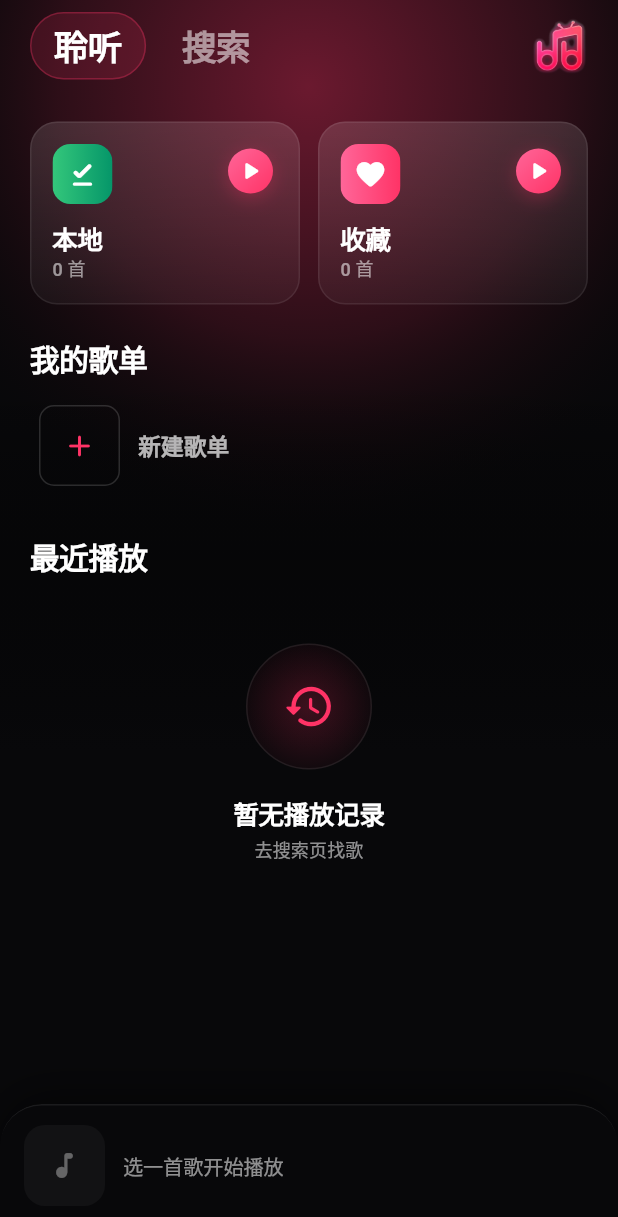
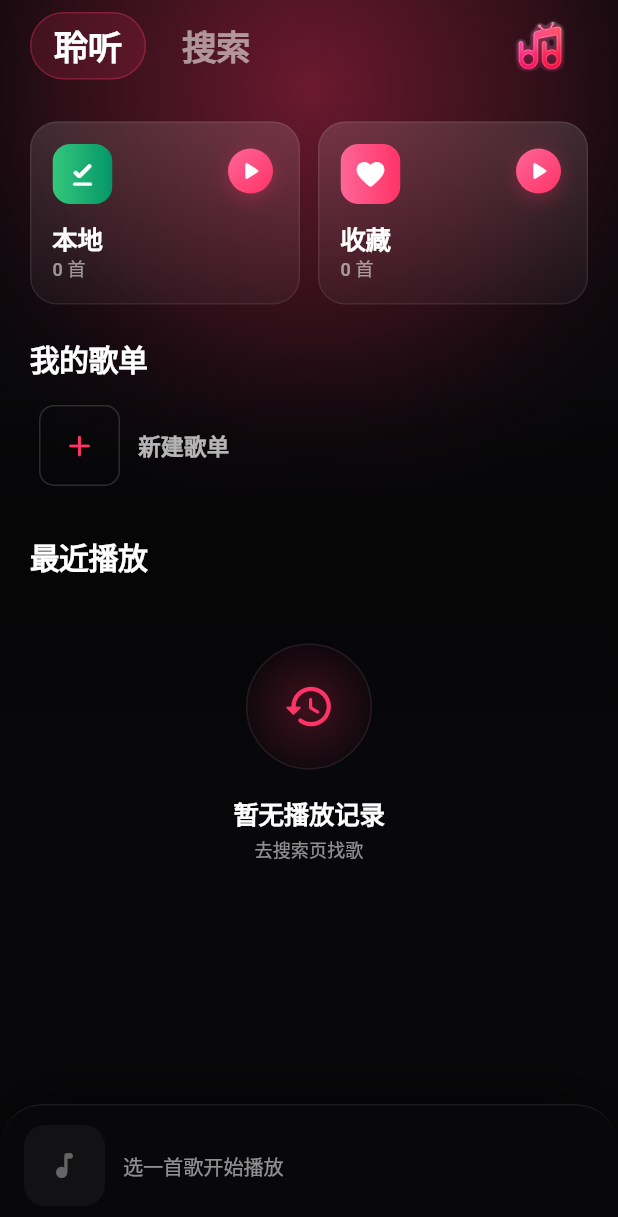
Before and after one commit to Aeacu2/BiliBeat, a Flutter app: the screen it shows after launch, on a phone screen of 412 x 824 dp. Shown: the top 1217 px of the screen. Run offline on Flutter 3.47's test engine with Material 3 defaults, Android fonts, the phone set to English and light mode, and no system bars; our stand-ins replace audio_service, image_picker, just_audio.

Commit message:
feat: release 3.5.1 - shift home screen logo left to align with favorites play button
Co-Authored-By: Antigravity <antigravity@google.com>

```diff
--- a/lib/main.dart
+++ b/lib/main.dart
@@ -454,8 +454,8 @@ class _MainLayoutState extends State<MainLayout> {
                         // mark closes it off and gives the header a shape,
                         // which is what a header is for.
                         Padding(
-                          padding: const EdgeInsets.only(left: 12),
-                          child: Image.asset('assets/logo.png', height: 38),
+                          padding: const EdgeInsets.only(left: 12, right: 14),
+                          child: Image.asset('assets/logo.png', height: 36),
                         ),
                       ],
                     ),
--- a/pubspec.yaml
+++ b/pubspec.yaml
@@ -1,7 +1,7 @@
 name: bilibeats
 description: "A premium Apple Music-inspired Bilibili audio player for Android & iOS."
 publish_to: 'none'
-version: 3.5.0+19
+version: 3.5.1+20
 
 environment:
   sdk: '>=3.0.0 <4.0.0'
```
Also changed, not shown: 1 other file.
